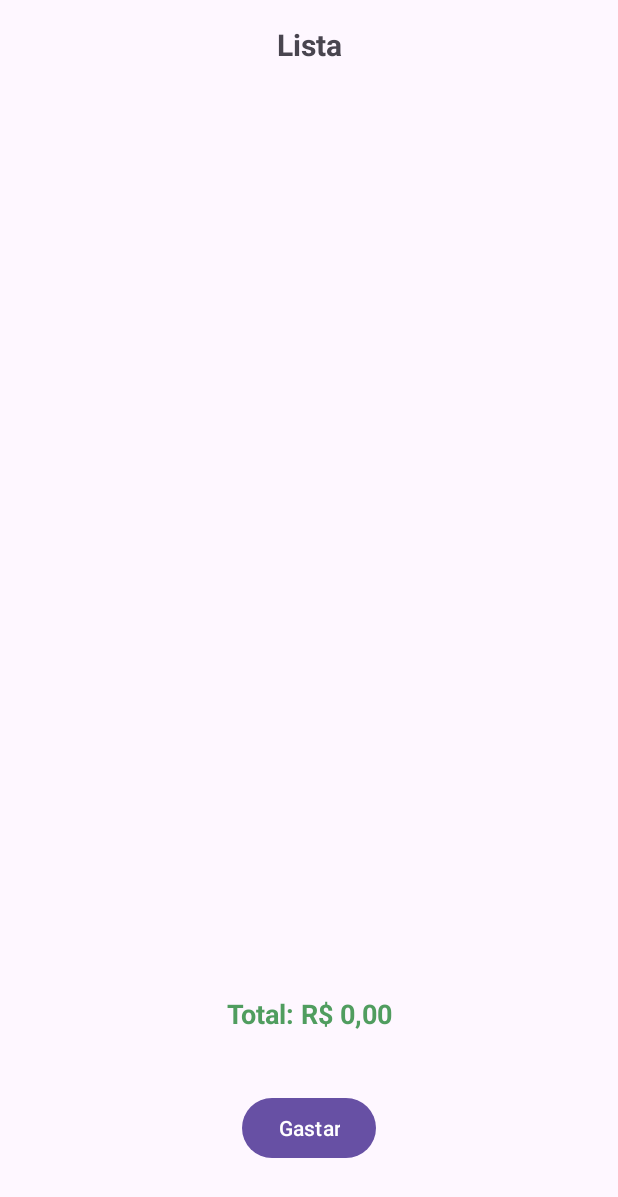
After one commit to cleiton200/trabalho_faculdade, an Android app: the AcompanhamentoCompraActivity screen opened directly, with no data from a screen before it, on a phone screen of 412 x 824 dp. The commit adds this screen. Shown: the top 1197 px of the screen. Run offline under Robolectric (Android 15) with nearby library versions, the phone set to English and light mode, and no system bars; our stand-ins replace Firebase (no records; nobody signed in at launch, a user with empty details on screens opened directly).

Commit message:
app 90% concluido, resta fazer alguns ajustes e mexer no layout

```diff
--- a/app/src/main/AndroidManifest.xml
+++ b/app/src/main/AndroidManifest.xml
@@ -17,6 +17,7 @@
         <activity android:name="ui.cadastro2" />
         <activity android:name="ui.ItensDaListaActivity" />
         <activity android:name="ui.ListaDeListasActivity" />
+        <activity android:name="ui.AcompanhamentoCompraActivity" />
 
         <activity
             android:name="ui.MainActivity"
--- /dev/null
+++ b/app/src/main/java/ui/AcompanhamentoCompraActivity.kt
@@ -0,0 +1,88 @@
+package ui
+
+import adapter.AcompanhamentoAdapter
+import android.os.Bundle
+import android.widget.Button
+import android.widget.TextView
+import android.widget.Toast
+import androidx.appcompat.app.AppCompatActivity
+import androidx.recyclerview.widget.LinearLayoutManager
+import androidx.recyclerview.widget.RecyclerView
+import com.example.trabalho_facul.R
+import com.google.firebase.auth.FirebaseAuth
+import com.google.firebase.firestore.FirebaseFirestore
+import modelodados.ItemEmCompra
+
+class AcompanhamentoCompraActivity : AppCompatActivity() {
+
+    private lateinit var recyclerView: RecyclerView
+    private lateinit var adapter: AcompanhamentoAdapter
+    private lateinit var textTitulo: TextView
+    private lateinit var textTotal: TextView
+
+    private val itensEmCompra = mutableListOf<ItemEmCompra>()
+    private var listaId: String? = null
+    private var nomeLista: String? = null
+    private var totalGasto = 0.0
+
+    override fun onCreate(savedInstanceState: Bundle?) {
+        super.onCreate(savedInstanceState)
+        setContentView(R.layout.activity_acompanhar_compra)
+
+        recyclerView = findViewById(R.id.recyclerViewAcompanhamento)
+        textTitulo = findViewById(R.id.textTituloLista)
+        textTotal = findViewById(R.id.textTotal)
+
+        listaId = intent.getStringExtra("listaId")
+        nomeLista = intent.getStringExtra("nomeLista")
+
+        textTitulo.text = nomeLista ?: "Lista"
+
+        adapter = AcompanhamentoAdapter(itensEmCompra) { atualizarTotal() }
+        recyclerView.layoutManager = LinearLayoutManager(this)
+        recyclerView.adapter = adapter
+
+        buscarItensDaLista()
+
+        findViewById<Button>(R.id.btn_terminar).setOnClickListener {
+            Toast.makeText(this, "Compra finalizada!", Toast.LENGTH_SHORT).show()
+            finish()
+        }
+    }
+
+    private fun buscarItensDaLista() {
+        val uid = FirebaseAuth.getInstance().currentUser?.uid ?: return
+        val idLista = listaId ?: return
+
+        val db = FirebaseFirestore.getInstance()
+        db.collection("usuarios").document(uid)
+            .collection("listas").document(idLista)
+            .collection("itens")
+            .get()
+            .addOnSuccessListener { result ->
+                itensEmCompra.clear()
+                for (doc in result) {
+                    val nome = doc.getString("nomeProduto") ?: ""
+                    val quantidade = doc.getLong("quantidade")?.toInt() ?: 0
+                    val valor = doc.getDouble("valor") ?: 0.0
+                    val comprado = doc.getBoolean("comprado") ?: false
+
+                    itensEmCompra.add(
+                        ItemEmCompra(nome, quantidade, valor, comprado)
+                    )
+                }
+                adapter.notifyDataSetChanged()
+                atualizarTotal()
+            }
+            .addOnFailureListener {
+                Toast.makeText(this, "Erro ao buscar itens", Toast.LENGTH_SHORT).show()
+            }
+    }
+
+    private fun atualizarTotal() {
+        totalGasto = itensEmCompra.filter { it.comprado }.sumOf { it.valorUnitario * it.quantidade }
+        textTotal.text = "Total: R$ %.2f".format(totalGasto)
+    }
+
+
+}
--- /dev/null
+++ b/app/src/main/res/layout/activity_acompanhar_compra.xml
@@ -0,0 +1,55 @@
+<?xml version="1.0" encoding="utf-8"?>
+<androidx.constraintlayout.widget.ConstraintLayout
+    xmlns:android="http://schemas.android.com/apk/res/android"
+    xmlns:app="http://schemas.android.com/apk/res-auto"
+    android:layout_width="match_parent"
+    android:layout_height="match_parent">
+
+    <!-- Título da lista -->
+    <TextView
+        android:id="@+id/textTituloLista"
+        android:layout_width="0dp"
+        android:layout_height="wrap_content"
+        android:textAlignment="center"
+        android:text="Nome da Lista"
+        android:textSize="20sp"
+        android:textStyle="bold"
+        android:padding="16dp"
+        app:layout_constraintTop_toTopOf="parent"
+        app:layout_constraintStart_toStartOf="parent"
+        app:layout_constraintEnd_toEndOf="parent" />
+
+    <androidx.recyclerview.widget.RecyclerView
+        android:id="@+id/recyclerViewAcompanhamento"
+        android:layout_width="0dp"
+        android:layout_height="wrap_content"
+        android:padding="8dp"
+        app:layout_constraintTop_toBottomOf="@id/textTituloLista"
+        app:layout_constraintStart_toStartOf="parent"
+        app:layout_constraintEnd_toEndOf="parent"/>
+
+    <TextView
+        android:id="@+id/textTotal"
+        android:layout_width="wrap_content"
+        android:layout_height="wrap_content"
+        android:textColor="@color/gastando"
+        android:text="Total: R$ 0,00"
+        android:textSize="18sp"
+        android:textStyle="bold"
+        android:layout_marginBottom="24dp"
+        android:textAlignment="center"
+        android:padding="16dp"
+        app:layout_constraintStart_toStartOf="parent"
+        app:layout_constraintEnd_toEndOf="parent"
+        app:layout_constraintBottom_toTopOf="@+id/btn_terminar"/>
+
+    <Button
+        android:id="@+id/btn_terminar"
+        android:layout_width="wrap_content"
+        android:layout_height="wrap_content"
+        android:layout_marginBottom="48dp"
+        android:text="Gastar"
+        app:layout_constraintBottom_toBottomOf="parent"
+        app:layout_constraintStart_toStartOf="parent"
+        app:layout_constraintEnd_toEndOf="parent"/>
+</androidx.constraintlayout.widget.ConstraintLayout>
--- a/app/src/main/res/values/colors.xml
+++ b/app/src/main/res/values/colors.xml
@@ -3,4 +3,5 @@
     <color name="black">#FF000000</color>
     <color name="white">#FFFFFFFF</color>
     <color name="links">#0D47A1 </color>
+    <color name="gastando">#509D5F</color>
 </resources>
```
Also changed, not shown: app/src/main/java/adapter/AcompanhamentoAdapter.kt (added, +73 -0 lines), app/src/main/java/modelodados/ItemEmCompra.kt (added, +8 -0 lines), app/src/main/java/ui/ListaDeListasActivity.kt (+12 -1 lines), app/src/main/res/layout/item_acompanhamento.xml (added, +50 -0 lines).
